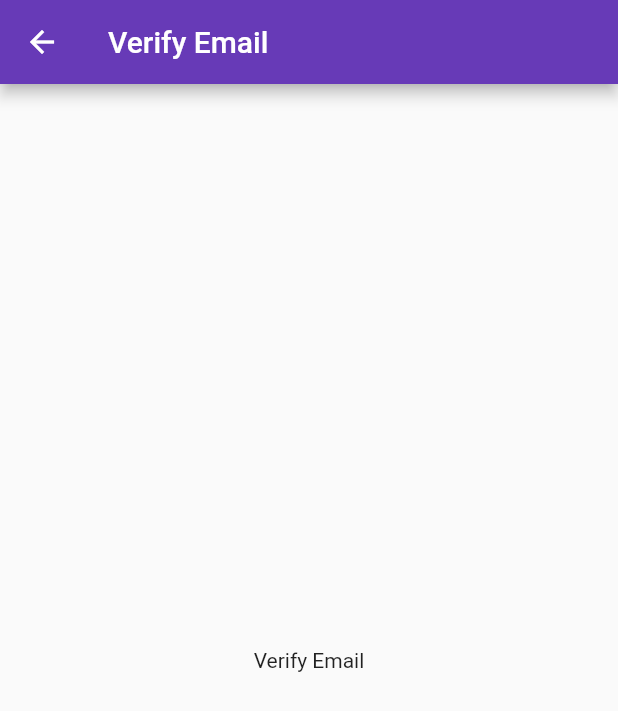
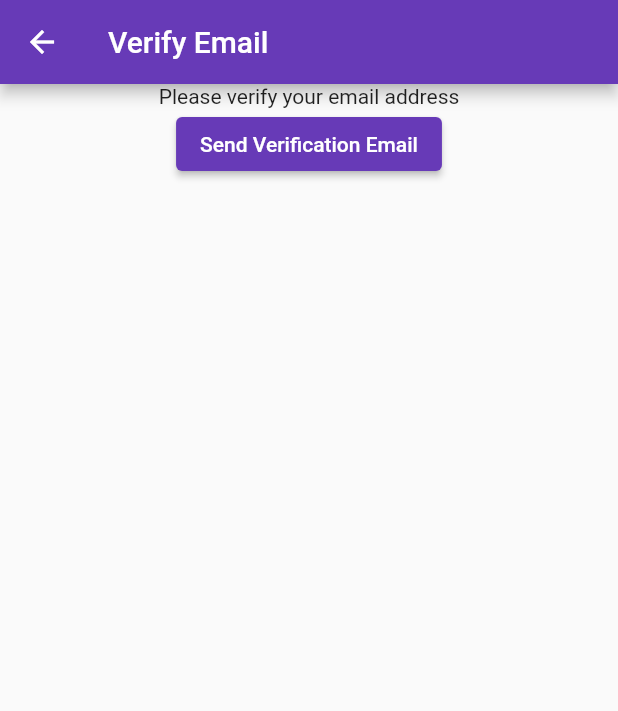
Before and after one commit to ShlokBharadwaj/no-notes, a Flutter app: the VerifyEmailView screen opened directly, on a phone screen of 412 x 824 dp. Shown: the top 711 px of the screen. Run offline on Flutter 3.47's test engine with Material 2 defaults, Android fonts, the light colour scheme and no system bars; our stand-ins replace firebase_auth, firebase_core; accounts and stored records are empty; generated files the repository leaves out were written again.

Commit message:
Add: Email verification via actual Email

```diff
--- a/lib/main.dart
+++ b/lib/main.dart
@@ -69,7 +69,20 @@ class _VerifyEmailViewState extends State<VerifyEmailView> {
   Widget build(BuildContext context) {
     return Scaffold(
       appBar: AppBar(title: const Text("Verify Email")),
-      body: const Center(child: Text("Verify Email")),
+      body: Center(
+        child: Column(
+          children: [
+            const Center(child: Text("Please verify your email address")),
+            ElevatedButton(
+              onPressed: () async {
+                await FirebaseAuth.instance.currentUser
+                    ?.sendEmailVerification();
+              },
+              child: const Text("Send Verification Email"),
+            ),
+          ],
+        ),
+      ),
     );
   }
 }
```
